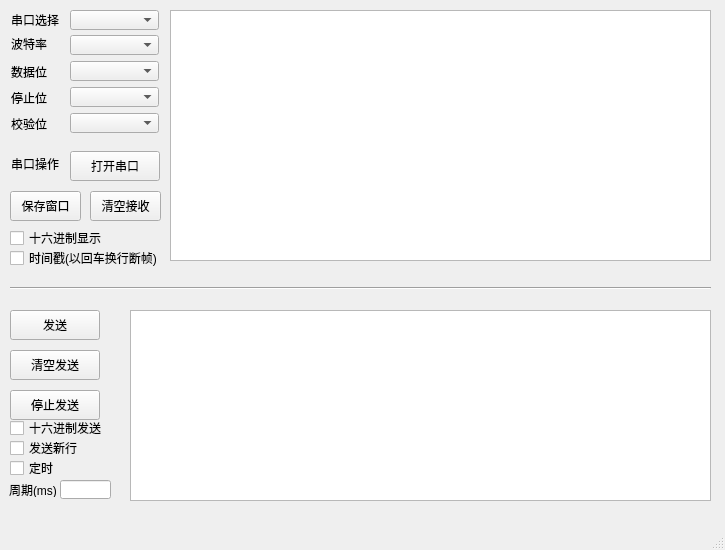
Old version of the form mainwindow.ui in the repository chxj1980/QtSerialPort.
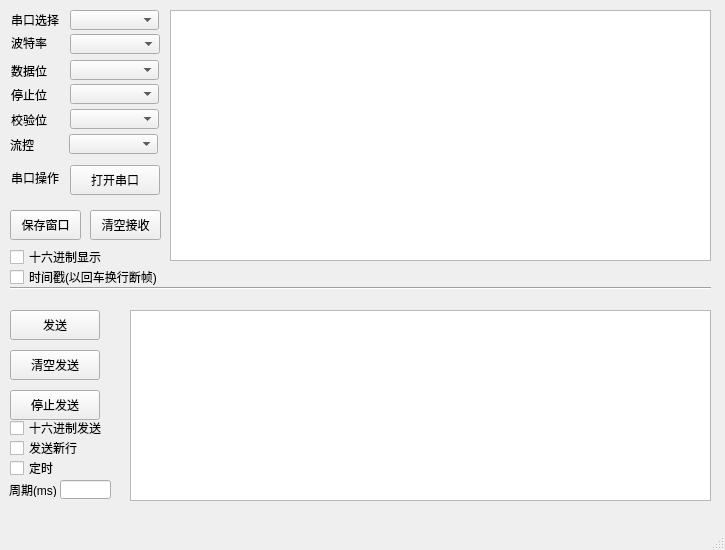
New version of the form.

Diff of the .ui file:
```diff
--- a/mainwindow.ui
+++ b/mainwindow.ui
@@ -12,8 +12,8 @@
   </property>
   <property name="minimumSize">
    <size>
-    <width>720</width>
-    <height>550</height>
+    <width>0</width>
+    <height>0</height>
    </size>
   </property>
   <property name="windowTitle">
@@ -37,7 +37,7 @@
     <property name="geometry">
      <rect>
       <x>70</x>
-      <y>87</y>
+      <y>84</y>
       <width>89</width>
       <height>20</height>
      </rect>
@@ -53,7 +53,7 @@
     <property name="geometry">
      <rect>
       <x>11</x>
-      <y>151</y>
+      <y>165</y>
       <width>48</width>
       <height>25</height>
      </rect>
@@ -66,7 +66,7 @@
     <property name="geometry">
      <rect>
       <x>11</x>
-      <y>116</y>
+      <y>112</y>
       <width>48</width>
       <height>16</height>
      </rect>
@@ -79,7 +79,7 @@
     <property name="geometry">
      <rect>
       <x>70</x>
-      <y>151</y>
+      <y>165</y>
       <width>90</width>
       <height>30</height>
      </rect>
@@ -92,7 +92,7 @@
     <property name="geometry">
      <rect>
       <x>11</x>
-      <y>90</y>
+      <y>87</y>
       <width>48</width>
       <height>16</height>
      </rect>
@@ -105,7 +105,7 @@
     <property name="geometry">
      <rect>
       <x>11</x>
-      <y>64</y>
+      <y>63</y>
       <width>48</width>
       <height>16</height>
      </rect>
@@ -118,8 +118,8 @@
     <property name="geometry">
      <rect>
       <x>70</x>
-      <y>35</y>
-      <width>89</width>
+      <y>34</y>
+      <width>90</width>
       <height>20</height>
      </rect>
     </property>
@@ -135,12 +135,15 @@
     <property name="currentText">
      <string/>
     </property>
+    <property name="sizeAdjustPolicy">
+     <enum>QComboBox::AdjustToContentsOnFirstShow</enum>
+    </property>
    </widget>
    <widget class="QComboBox" name="comboBox_5">
     <property name="geometry">
      <rect>
       <x>70</x>
-      <y>113</y>
+      <y>109</y>
       <width>89</width>
       <height>20</height>
      </rect>
@@ -156,7 +159,7 @@
     <property name="geometry">
      <rect>
       <x>70</x>
-      <y>61</y>
+      <y>60</y>
       <width>89</width>
       <height>20</height>
      </rect>
@@ -172,7 +175,7 @@
     <property name="geometry">
      <rect>
       <x>11</x>
-      <y>36</y>
+      <y>35</y>
       <width>48</width>
       <height>16</height>
      </rect>
@@ -214,7 +217,7 @@
     <property name="geometry">
      <rect>
       <x>10</x>
-      <y>250</y>
+      <y>269</y>
       <width>151</width>
       <height>16</height>
      </rect>
@@ -250,7 +253,7 @@
     <property name="geometry">
      <rect>
       <x>10</x>
-      <y>230</y>
+      <y>249</y>
       <width>101</width>
       <height>16</height>
      </rect>
@@ -273,7 +276,7 @@
     <property name="geometry">
      <rect>
       <x>10</x>
-      <y>191</y>
+      <y>210</y>
       <width>71</width>
       <height>30</height>
      </rect>
@@ -286,7 +289,7 @@
     <property name="geometry">
      <rect>
       <x>90</x>
-      <y>191</y>
+      <y>210</y>
       <width>71</width>
       <height>30</height>
      </rect>
@@ -383,6 +386,35 @@
      <enum>Qt::Horizontal</enum>
     </property>
    </widget>
+   <widget class="QLabel" name="label_8">
+    <property name="geometry">
+     <rect>
+      <x>10</x>
+      <y>137</y>
+      <width>48</width>
+      <height>16</height>
+     </rect>
+    </property>
+    <property name="text">
+     <string>流控</string>
+    </property>
+   </widget>
+   <widget class="QComboBox" name="cbFlow">
+    <property name="geometry">
+     <rect>
+      <x>69</x>
+      <y>134</y>
+      <width>89</width>
+      <height>20</height>
+     </rect>
+    </property>
+    <property name="sizePolicy">
+     <sizepolicy hsizetype="Fixed" vsizetype="Fixed">
+      <horstretch>0</horstretch>
+      <verstretch>0</verstretch>
+     </sizepolicy>
+    </property>
+   </widget>
   </widget>
   <widget class="QMenuBar" name="menubar">
    <property name="geometry">
```
Left out of the diff: 34 changed lines with no effect on the pictures.
